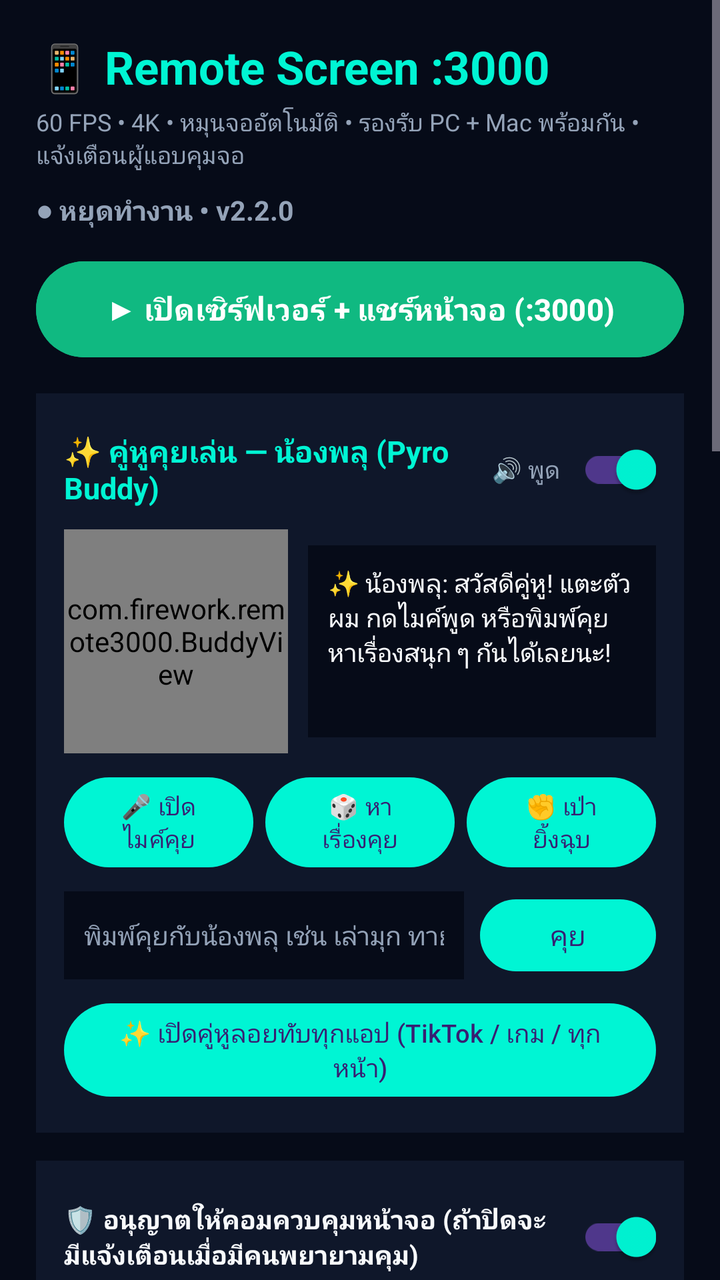
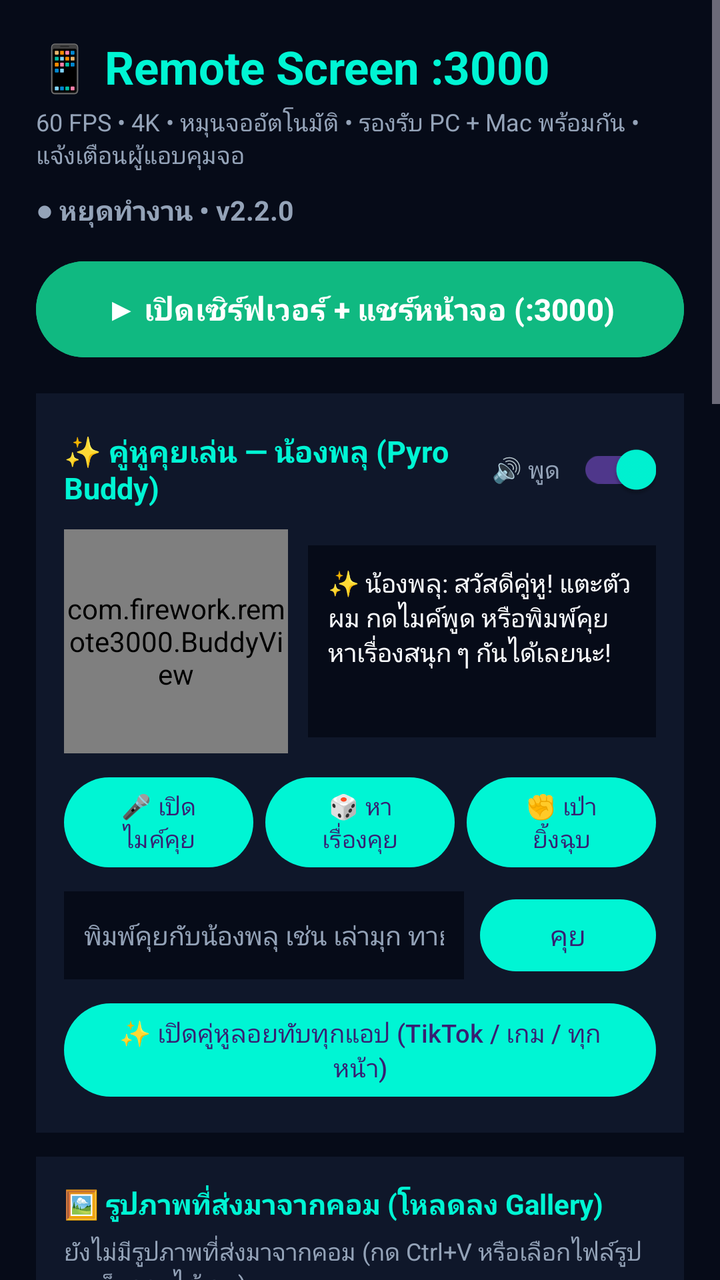

Compare the two renders of this Android layout. The source of the first and the diff that turns it into the second are given below.
<!-- AndroidManifest.xml: application theme Theme.RemoteScreen3000 -->
<!-- res/layout/activity_main.xml -->
<?xml version="1.0" encoding="utf-8"?>
<ScrollView xmlns:android="http://schemas.android.com/apk/res/android"
    android:layout_width="match_parent"
    android:layout_height="match_parent"
    android:background="@color/bg_dark"
    android:fillViewport="true">

    <LinearLayout
        android:layout_width="match_parent"
        android:layout_height="wrap_content"
        android:orientation="vertical"
        android:padding="18dp">

        <TextView
            android:layout_width="wrap_content"
            android:layout_height="wrap_content"
            android:text="📱 Remote Screen :3000"
            android:textColor="@color/accent_cyan"
            android:textSize="23sp"
            android:textStyle="bold" />

        <TextView
            android:layout_width="wrap_content"
            android:layout_height="wrap_content"
            android:layout_marginTop="4dp"
            android:text="60 FPS • 4K • หมุนจออัตโนมัติ • รองรับ PC + Mac พร้อมกัน • แจ้งเตือนผู้แอบคุมจอ"
            android:textColor="@color/text_dim"
            android:textSize="12sp" />

        <TextView
            android:id="@+id/tvStatusBadge"
            android:layout_width="wrap_content"
            android:layout_height="wrap_content"
            android:layout_marginTop="10dp"
            android:text="● หยุดทำงาน • v2.2.0"
            android:textColor="@color/text_dim"
            android:textSize="13.5sp"
            android:textStyle="bold" />

        <Button
            android:id="@+id/btnToggleServer"
            android:layout_width="match_parent"
            android:layout_height="56dp"
            android:layout_marginTop="12dp"
            android:backgroundTint="@color/accent_green"
            android:text="▶ เปิดเซิร์ฟเวอร์ + แชร์หน้าจอ (:3000)"
            android:textAllCaps="false"
            android:textColor="#FFFFFF"
            android:textSize="15sp"
            android:textStyle="bold" />

        
        <LinearLayout
            android:layout_width="match_parent"
            android:layout_height="wrap_content"
            android:layout_marginTop="14dp"
            android:background="@color/card_dark"
            android:orientation="vertical"
            android:padding="14dp">

            <LinearLayout
                android:layout_width="match_parent"
                android:layout_height="wrap_content"
                android:gravity="center_vertical"
                android:orientation="horizontal">

                <TextView
                    android:layout_width="0dp"
                    android:layout_height="wrap_content"
                    android:layout_weight="1"
                    android:text="✨ คู่หูคุยเล่น — น้องพลุ (Pyro Buddy)"
                    android:textColor="@color/accent_cyan"
                    android:textSize="15sp"
                    android:textStyle="bold" />

                <TextView
                    android:layout_width="wrap_content"
                    android:layout_height="wrap_content"
                    android:text="🔊 พูด"
                    android:textColor="@color/text_dim"
                    android:textSize="12sp" />

                <com.google.android.material.switchmaterial.SwitchMaterial
                    android:id="@+id/switchBuddyVoice"
                    android:layout_width="wrap_content"
                    android:layout_height="wrap_content"
                    android:checked="true" />
            </LinearLayout>

            <LinearLayout
                android:layout_width="match_parent"
                android:layout_height="wrap_content"
                android:layout_marginTop="6dp"
                android:gravity="center_vertical"
                android:orientation="horizontal">

                <com.firework.remote3000.BuddyView
                    android:id="@+id/buddyView"
                    android:layout_width="112dp"
                    android:layout_height="112dp" />

                <TextView
                    android:id="@+id/tvBuddySpeech"
                    android:layout_width="0dp"
                    android:layout_height="wrap_content"
                    android:layout_marginStart="10dp"
                    android:layout_weight="1"
                    android:background="#060B18"
                    android:minHeight="96dp"
                    android:padding="10dp"
                    android:text="✨ น้องพลุ: สวัสดีคู่หู! แตะตัวผม กดไมค์พูด หรือพิมพ์คุยหาเรื่องสนุก ๆ กันได้เลยนะ!"
                    android:textColor="@color/text_main"
                    android:textSize="12.5sp" />
            </LinearLayout>

            <LinearLayout
                android:layout_width="match_parent"
                android:layout_height="wrap_content"
                android:layout_marginTop="8dp"
                android:orientation="horizontal">

                <Button
                    android:id="@+id/btnBuddyMic"
                    android:layout_width="0dp"
                    android:layout_height="wrap_content"
                    android:layout_marginEnd="6dp"
                    android:layout_weight="1"
                    android:text="🎤 เปิดไมค์คุย"
                    android:textAllCaps="false"
                    android:textSize="12sp" />

                <Button
                    android:id="@+id/btnBuddyTopic"
                    android:layout_width="0dp"
                    android:layout_height="wrap_content"
                    android:layout_marginEnd="6dp"
                    android:layout_weight="1"
                    android:text="🎲 หาเรื่องคุย"
                    android:textAllCaps="false"
                    android:textSize="12sp" />

                <Button
                    android:id="@+id/btnBuddyGame"
                    android:layout_width="0dp"
                    android:layout_height="wrap_content"
                    android:layout_weight="1"
                    android:text="✊ เป่ายิ้งฉุบ"
                    android:textAllCaps="false"
                    android:textSize="12sp" />
            </LinearLayout>

            <LinearLayout
                android:layout_width="match_parent"
                android:layout_height="wrap_content"
                android:layout_marginTop="8dp"
                android:gravity="center_vertical"
                android:orientation="horizontal">

                <EditText
                    android:id="@+id/etBuddyInput"
                    android:layout_width="0dp"
                    android:layout_height="44dp"
                    android:layout_marginEnd="8dp"
                    android:layout_weight="1"
                    android:background="#060B18"
                    android:hint="พิมพ์คุยกับน้องพลุ เช่น เล่ามุก ทายปัญหา..."
                    android:inputType="text"
                    android:paddingStart="10dp"
                    android:paddingEnd="10dp"
                    android:textColor="@color/text_main"
                    android:textColorHint="@color/text_dim"
                    android:textSize="13sp" />

                <Button
                    android:id="@+id/btnBuddySend"
                    android:layout_width="wrap_content"
                    android:layout_height="44dp"
                    android:text="คุย"
                    android:textAllCaps="false" />
            </LinearLayout>

            <Button
                android:id="@+id/btnToggleFloatingBuddy"
                android:layout_width="match_parent"
                android:layout_height="wrap_content"
                android:layout_marginTop="8dp"
                android:text="✨ เปิดคู่หูลอยทับทุกแอป (TikTok / เกม / ทุกหน้า)"
                android:textAllCaps="false"
                android:textSize="12.5sp" />
        </LinearLayout>

        
        <LinearLayout
            android:layout_width="match_parent"
            android:layout_height="wrap_content"
            android:layout_marginTop="14dp"
            android:background="@color/card_dark"
            android:orientation="vertical"
            android:padding="14dp">

            <LinearLayout
                android:layout_width="match_parent"
                android:layout_height="wrap_content"
                android:gravity="center_vertical"
                android:orientation="horizontal">

                <TextView
                    android:layout_width="0dp"
                    android:layout_height="wrap_content"
                    android:layout_weight="1"
                    android:text="🛡️ อนุญาตให้คอมควบคุมหน้าจอ (ถ้าปิดจะมีแจ้งเตือนเมื่อมีคนพยายามคุม)"
                    android:textColor="@color/text_main"
                    android:textSize="13sp"
                    android:textStyle="bold" />

                <com.google.android.material.switchmaterial.SwitchMaterial
                    android:id="@+id/switchAllowControl"
                    android:layout_width="wrap_content"
                    android:layout_height="wrap_content"
                    android:checked="true" />
            </LinearLayout>

            <LinearLayout
                android:layout_width="match_parent"
                android:layout_height="wrap_content"
                android:layout_marginTop="8dp"
                android:gravity="center_vertical"
                android:orientation="horizontal">

                <TextView
                    android:layout_width="0dp"
                    android:layout_height="wrap_content"
                    android:layout_weight="1"
                    android:text="💡 เปิดหน้าจอค้างไว้ระหว่างแชร์ (ป้องกันจอล็อกแล้วภาพดับ)"
                    android:textColor="@color/text_main"
                    android:textSize="13sp" />

                <com.google.android.material.switchmaterial.SwitchMaterial
                    android:id="@+id/switchKeepAwake"
                    android:layout_width="wrap_content"
                    android:layout_height="wrap_content"
                    android:checked="true" />
            </LinearLayout>
        </LinearLayout>

        
        <LinearLayout
            android:layout_width="match_parent"
            android:layout_height="wrap_content"
            android:layout_marginTop="12dp"
            android:background="@color/card_dark"
            android:orientation="vertical"
            android:padding="14dp">

            <TextView
                android:layout_width="wrap_content"
                android:layout_height="wrap_content"
                android:text="🌐 เปิดลิงก์นี้บน PC / Mac (Wi-Fi เดียวกัน)"
                android:textColor="@color/text_dim"
                android:textSize="12sp" />

            <TextView
                android:id="@+id/tvLanUrl"
                android:layout_width="wrap_content"
                android:layout_height="wrap_content"
                android:layout_marginTop="4dp"
                android:text="http://192.168.1.100:3000"
                android:textColor="@color/accent_cyan"
                android:textIsSelectable="true"
                android:textSize="20sp"
                android:textStyle="bold" />

            <TextView
                android:id="@+id/tvLocalUrl"
                android:layout_width="wrap_content"
                android:layout_height="wrap_content"
                android:layout_marginTop="3dp"
                android:text="http://localhost:3000"
                android:textColor="@color/text_dim"
                android:textIsSelectable="true"
                android:textSize="12sp" />

            <TextView
                android:id="@+id/tvClients"
                android:layout_width="wrap_content"
                android:layout_height="wrap_content"
                android:layout_marginTop="8dp"
                android:text="อุปกรณ์ที่กำลังเปิดดู/คุมพร้อมกัน: 0 เครื่อง"
                android:textColor="@color/accent_blue"
                android:textSize="12.5sp"
                android:textStyle="bold" />

            <TextView
                android:id="@+id/tvClientsList"
                android:layout_width="match_parent"
                android:layout_height="wrap_content"
                android:layout_marginTop="6dp"
                android:background="#060B18"
                android:padding="8dp"
                android:text="ยังไม่มีเครื่องอื่นเชื่อมต่อเข้ามา"
                android:textColor="@color/text_main"
                android:textSize="12sp" />

            <LinearLayout
                android:layout_width="match_parent"
                android:layout_height="wrap_content"
                android:layout_marginTop="10dp"
                android:orientation="horizontal">

                <Button
                    android:id="@+id/btnCopyLan"
                    android:layout_width="0dp"
                    android:layout_height="wrap_content"
                    android:layout_marginEnd="8dp"
                    android:layout_weight="1"
                    android:text="📋 คัดลอกลิงก์"
                    android:textAllCaps="false" />

                <Button
                    android:id="@+id/btnRefreshIp"
                    android:layout_width="0dp"
                    android:layout_height="wrap_content"
                    android:layout_weight="1"
                    android:text="🔄 รีเฟรช IP"
                    android:textAllCaps="false" />
            </LinearLayout>
        </LinearLayout>

        
        <LinearLayout
            android:layout_width="match_parent"
            android:layout_height="wrap_content"
            android:layout_marginTop="12dp"
            android:background="@color/card_dark"
            android:orientation="vertical"
            android:padding="14dp">

            <TextView
                android:layout_width="wrap_content"
                android:layout_height="wrap_content"
                android:text="🚨 แจ้งเตือนความปลอดภัย (ผู้พยายามคุมจอ)"
                android:textColor="@color/accent_red"
                android:textSize="13.5sp"
                android:textStyle="bold" />

            <TextView
                android:id="@+id/tvSecurityAlerts"
                android:layout_width="match_parent"
                android:layout_height="wrap_content"
                android:layout_marginTop="6dp"
                android:background="#060B18"
                android:padding="8dp"
                android:text="ปกติ — ยังไม่มีการพยายามคุมจอขณะปิดสิทธิ์"
                android:textColor="@color/text_main"
                android:textSize="12sp" />
        </LinearLayout>

        
        <LinearLayout
            android:layout_width="match_parent"
            android:layout_height="wrap_content"
            android:layout_marginTop="12dp"
            android:background="@color/card_dark"
            android:orientation="vertical"
            android:padding="14dp">

            <LinearLayout
                android:layout_width="match_parent"
                android:layout_height="wrap_content"
                android:gravity="center_vertical"
                android:orientation="horizontal">

                <TextView
                    android:layout_width="0dp"
                    android:layout_height="wrap_content"
                    android:layout_weight="1"
                    android:text="🔐 รหัส PIN 6 หลัก (ใช้กรอกบนคอม)"
                    android:textColor="@color/text_main"
                    android:textSize="13.5sp"
                    android:textStyle="bold" />

                <com.google.android.material.switchmaterial.SwitchMaterial
                    android:id="@+id/switchPin"
                    android:layout_width="wrap_content"
                    android:layout_height="wrap_content"
                    android:checked="true" />
            </LinearLayout>

            <LinearLayout
                android:layout_width="match_parent"
                android:layout_height="wrap_content"
                android:layout_marginTop="4dp"
                android:gravity="center_vertical"
                android:orientation="horizontal">

                <TextView
                    android:id="@+id/tvPinCode"
                    android:layout_width="0dp"
                    android:layout_height="wrap_content"
                    android:layout_weight="1"
                    android:letterSpacing="0.2"
                    android:text="123456"
                    android:textColor="@color/accent_cyan"
                    android:textSize="26sp"
                    android:textStyle="bold" />

                <Button
                    android:id="@+id/btnNewPin"
                    android:layout_width="wrap_content"
                    android:layout_height="wrap_content"
                    android:text="🎲 สุ่ม PIN"
                    android:textAllCaps="false" />
            </LinearLayout>
        </LinearLayout>

        
        <LinearLayout
            android:layout_width="match_parent"
            android:layout_height="wrap_content"
            android:layout_marginTop="12dp"
            android:background="@color/card_dark"
            android:orientation="vertical"
            android:padding="14dp">

            <TextView
                android:layout_width="wrap_content"
                android:layout_height="wrap_content"
                android:text="💬 แชทสดกับคอมพิวเตอร์ (แบบ UltraViewer)"
                android:textColor="@color/accent_cyan"
                android:textSize="14sp"
                android:textStyle="bold" />

            <TextView
                android:id="@+id/tvChatLog"
                android:layout_width="match_parent"
                android:layout_height="wrap_content"
                android:layout_marginTop="8dp"
                android:background="#060B18"
                android:minHeight="68dp"
                android:padding="10dp"
                android:text="ยังไม่มีข้อความ — พิมพ์คุยกับคอมพิวเตอร์แบบ UltraViewer ได้ที่นี่"
                android:textColor="@color/text_main"
                android:textSize="12.5sp" />

            <LinearLayout
                android:layout_width="match_parent"
                android:layout_height="wrap_content"
                android:layout_marginTop="8dp"
                android:gravity="center_vertical"
                android:orientation="horizontal">

                <EditText
                    android:id="@+id/etPhoneChat"
                    android:layout_width="0dp"
                    android:layout_height="44dp"
                    android:layout_marginEnd="8dp"
                    android:layout_weight="1"
                    android:background="#060B18"
                    android:hint="พิมพ์ข้อความส่งไปหน้าจอคอม..."
                    android:inputType="text"
                    android:paddingStart="10dp"
                    android:paddingEnd="10dp"
                    android:textColor="@color/text_main"
                    android:textColorHint="@color/text_dim"
                    android:textSize="13sp" />

                <Button
                    android:id="@+id/btnSendPhoneChat"
                    android:layout_width="wrap_content"
                    android:layout_height="44dp"
                    android:text="ส่ง"
                    android:textAllCaps="false" />
            </LinearLayout>
        </LinearLayout>

        
        <LinearLayout
            android:layout_width="match_parent"
            android:layout_height="wrap_content"
            android:layout_marginTop="12dp"
            android:background="@color/card_dark"
            android:orientation="vertical"
            android:padding="14dp">

            <TextView
                android:layout_width="wrap_content"
                android:layout_height="wrap_content"
                android:text="🕹️ สิทธิ์ควบคุมหน้าจอจากคอม (Accessibility)"
                android:textColor="@color/text_main"
                android:textSize="14sp"
                android:textStyle="bold" />

            <TextView
                android:id="@+id/tvAccStatus"
                android:layout_width="wrap_content"
                android:layout_height="wrap_content"
                android:layout_marginTop="6dp"
                android:text="⚠️ ยังไม่ได้เปิดสิทธิ์ Accessibility"
                android:textColor="@color/accent_blue"
                android:textSize="12.5sp" />

            <Button
                android:id="@+id/btnOpenAccessibility"
                android:layout_width="match_parent"
                android:layout_height="wrap_content"
                android:layout_marginTop="8dp"
                android:text="⚙️ เปิดหน้าตั้งค่า Accessibility"
                android:textAllCaps="false" />

            <TextView
                android:id="@+id/tvBatteryStatus"
                android:layout_width="wrap_content"
                android:layout_height="wrap_content"
                android:layout_marginTop="10dp"
                android:text="⚠️ แนะนำสำหรับ Huawei/Android: ปิดประหยัดแบตเพื่อไม่ให้สิทธิ์คุมจอหลุดเอง"
                android:textColor="@color/accent_blue"
                android:textSize="12sp" />

            <LinearLayout
                android:layout_width="match_parent"
                android:layout_height="wrap_content"
                android:layout_marginTop="6dp"
                android:orientation="horizontal">

                <Button
                    android:id="@+id/btnIgnoreBattery"
                    android:layout_width="0dp"
                    android:layout_height="wrap_content"
                    android:layout_marginEnd="6dp"
                    android:layout_weight="1"
                    android:text="🔋 ปิดประหยัดแบต (กันหลุด)"
                    android:textAllCaps="false"
                    android:textSize="11.5sp" />

                <Button
                    android:id="@+id/btnAppSettings"
                    android:layout_width="0dp"
                    android:layout_height="wrap_content"
                    android:layout_weight="1"
                    android:text="🔒 ตั้งค่าแอป (Huawei)"
                    android:textAllCaps="false"
                    android:textSize="11.5sp" />
            </LinearLayout>
        </LinearLayout>

        
        <LinearLayout
            android:layout_width="match_parent"
            android:layout_height="wrap_content"
            android:layout_marginTop="12dp"
            android:background="@color/card_dark"
            android:orientation="vertical"
            android:padding="14dp">

            <TextView
                android:layout_width="wrap_content"
                android:layout_height="wrap_content"
                android:text="🔄 อัปเดตแอปไร้สาย (OTA Update)"
                android:textColor="@color/text_main"
                android:textSize="14sp"
                android:textStyle="bold" />

            <EditText
                android:id="@+id/etUpdateUrl"
                android:layout_width="match_parent"
                android:layout_height="42dp"
                android:layout_marginTop="8dp"
                android:background="#060B18"
                android:hint="https://.../RemoteScreen3000.apk"
                android:inputType="textUri"
                android:paddingStart="10dp"
                android:paddingEnd="10dp"
                android:textColor="@color/text_main"
                android:textColorHint="@color/text_dim"
                android:textSize="12.5sp" />

            <Button
                android:id="@+id/btnDownloadUpdate"
                android:layout_width="match_parent"
                android:layout_height="wrap_content"
                android:layout_marginTop="8dp"
                android:text="⬇️ โหลดและอัปเดต APK"
                android:textAllCaps="false" />
        </LinearLayout>

        <TextView
            android:id="@+id/tvError"
            android:layout_width="match_parent"
            android:layout_height="wrap_content"
            android:layout_marginTop="10dp"
            android:textColor="@color/accent_red"
            android:textSize="13sp" />
    </LinearLayout>
</ScrollView>
<!-- resources referenced by this layout -->
<resources>
  <color name="accent_blue">#38BDF8</color>
  <color name="accent_cyan">#00F5D4</color>
  <color name="accent_green">#10B981</color>
  <color name="accent_red">#EF4444</color>
  <color name="bg_dark">#060B18</color>
  <color name="card_dark">#0F172A</color>
  <color name="text_dim">#94A3B8</color>
  <color name="text_main">#F8FAFC</color>
  <style name="Theme.RemoteScreen3000" parent="Theme.Material3.Dark.NoActionBar">
          <item name="colorPrimary">@color/accent_cyan</item>
          <item name="colorSecondary">@color/accent_blue</item>
          <item name="android:windowBackground">@color/bg_dark</item>
          <item name="android:statusBarColor">@color/bg_dark</item>
          <item name="android:navigationBarColor">@color/bg_dark</item>
      </style>
</resources>

<!-- the commit's change to res/layout/activity_main.xml (unified diff, before → after) -->
@@ -193,6 +193,71 @@
         <LinearLayout
             android:layout_width="match_parent"
             android:layout_height="wrap_content"
+            android:layout_marginTop="12dp"
+            android:background="@color/card_dark"
+            android:orientation="vertical"
+            android:padding="14dp">
+
+            <TextView
+                android:layout_width="wrap_content"
+                android:layout_height="wrap_content"
+                android:text="🖼️ รูปภาพที่ส่งมาจากคอม (โหลดลง Gallery)"
+                android:textColor="@color/accent_cyan"
+                android:textSize="14sp"
+                android:textStyle="bold" />
+
+            <TextView
+                android:id="@+id/tvReceivedImageInfo"
+                android:layout_width="wrap_content"
+                android:layout_height="wrap_content"
+                android:layout_marginTop="6dp"
+                android:text="ยังไม่มีรูปภาพที่ส่งมาจากคอม (กด Ctrl+V หรือเลือกไฟล์รูปบนเว็บคอมได้เลย)"
+                android:textColor="@color/text_dim"
+                android:textSize="12sp" />
+
+            <ImageView
+                android:id="@+id/ivReceivedImage"
+                android:layout_width="match_parent"
+                android:layout_height="180dp"
+                android:layout_marginTop="8dp"
+                android:background="#060B18"
+                android:contentDescription="Received Image Preview"
+                android:scaleType="fitCenter"
+                android:visibility="gone" />
+
+            <LinearLayout
+                android:layout_width="match_parent"
+                android:layout_height="wrap_content"
+                android:layout_marginTop="8dp"
+                android:orientation="horizontal">
+
+                <Button
+                    android:id="@+id/btnSaveToGallery"
+                    android:layout_width="0dp"
+                    android:layout_height="wrap_content"
+                    android:layout_marginEnd="6dp"
+                    android:layout_weight="1"
+                    android:enabled="false"
+                    android:text="⬇️ ดาวน์โหลดลง Gallery"
+                    android:textAllCaps="false"
+                    android:textSize="12sp" />
+
+                <Button
+                    android:id="@+id/btnCopyImageClip"
+                    android:layout_width="0dp"
+                    android:layout_height="wrap_content"
+                    android:layout_weight="1"
+                    android:enabled="false"
+                    android:text="📋 คัดลอกลง Clipboard"
+                    android:textAllCaps="false"
+                    android:textSize="12sp" />
+            </LinearLayout>
+        </LinearLayout>
+
+        
+        <LinearLayout
+            android:layout_width="match_parent"
+            android:layout_height="wrap_content"
             android:layout_marginTop="14dp"
             android:background="@color/card_dark"
             android:orientation="vertical"
@@ -237,6 +302,29 @@
 
                 <com.google.android.material.switchmaterial.SwitchMaterial
                     android:id="@+id/switchKeepAwake"
+                    android:layout_width="wrap_content"
+                    android:layout_height="wrap_content"
+                    android:checked="true" />
+            </LinearLayout>
+
+            <LinearLayout
+                android:layout_width="match_parent"
+                android:layout_height="wrap_content"
+                android:layout_marginTop="8dp"
+                android:gravity="center_vertical"
+                android:orientation="horizontal">
+
+                <TextView
+                    android:layout_width="0dp"
+                    android:layout_height="wrap_content"
+                    android:layout_weight="1"
+                    android:text="🔴 ปุ่มกลมลอยปิดเซิร์ฟเวอร์ด่วน (ลอยทับทุกแอป กดทีเดียวปิดเลย)"
+                    android:textColor="@color/text_main"
+                    android:textSize="13sp"
+                    android:textStyle="bold" />
+
+                <com.google.android.material.switchmaterial.SwitchMaterial
+                    android:id="@+id/switchFloatingStop"
                     android:layout_width="wrap_content"
                     android:layout_height="wrap_content"
                     android:checked="true" />
